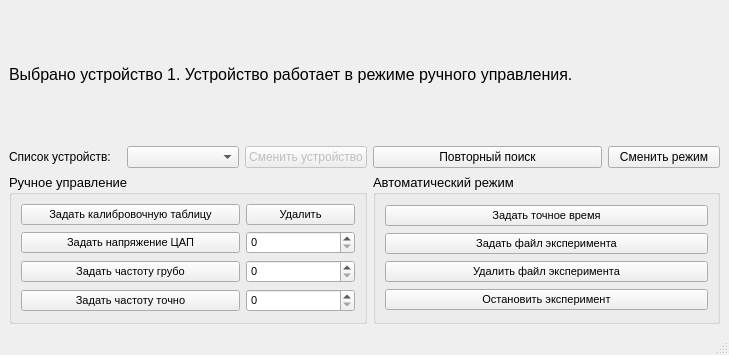
Qt form Design.ui (notiel/bausint) before a commit.
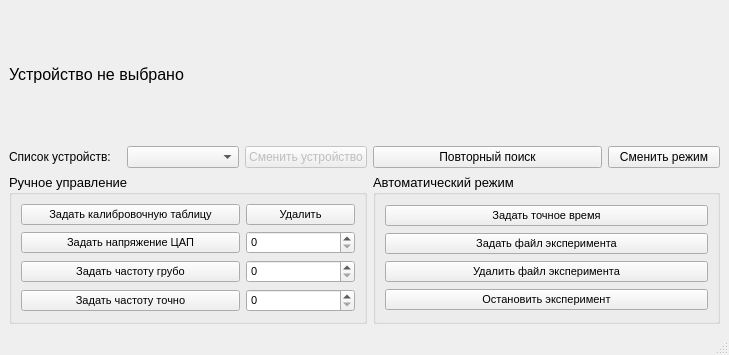
The same form after that commit.

```diff
--- a/Design.ui
+++ b/Design.ui
@@ -18,7 +18,7 @@
     <item row="1" column="0" colspan="6">
      <widget class="QLabel" name="LblDescr">
       <property name="text">
-       <string>&lt;html&gt;&lt;head/&gt;&lt;body&gt;&lt;p&gt;&lt;span style=&quot; font-size:12pt;&quot;&gt;Выбрано устройство 1. Устройство работает в режиме ручного управления. &lt;/span&gt;&lt;/p&gt;&lt;/body&gt;&lt;/html&gt;</string>
+       <string>&lt;html&gt;&lt;head/&gt;&lt;body&gt;&lt;p&gt;&lt;span style=&quot; font-size:12pt;&quot;&gt;Устройство не выбрано&lt;/span&gt;&lt;/p&gt;&lt;/body&gt;&lt;/html&gt;</string>
       </property>
      </widget>
     </item>
```
